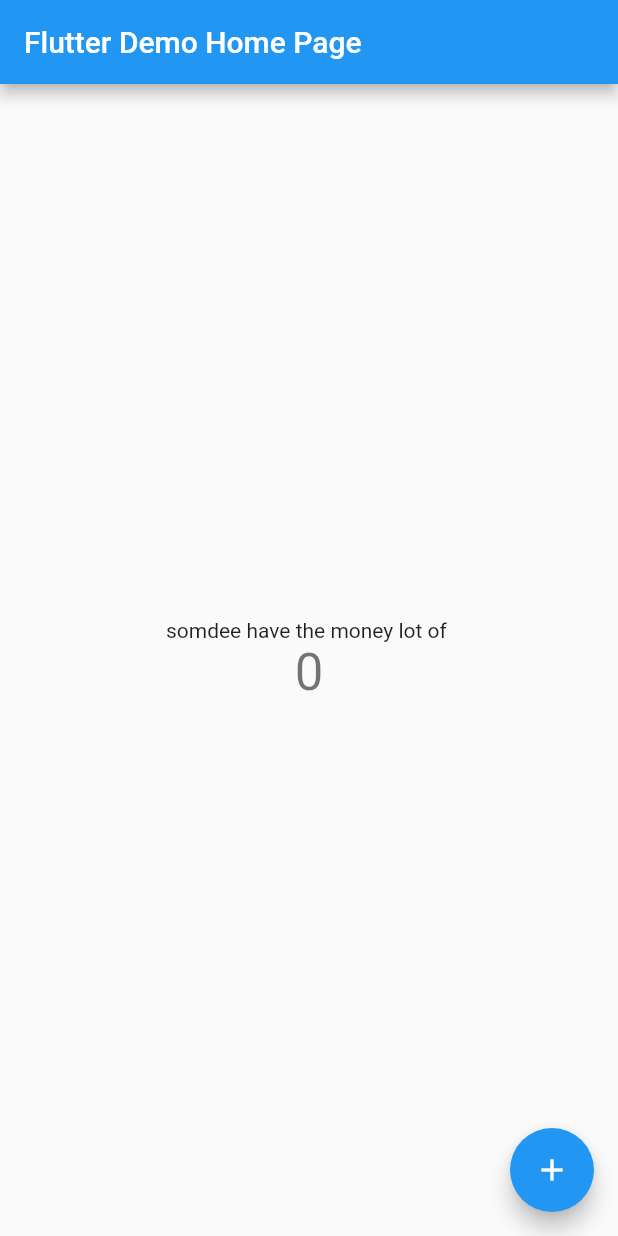
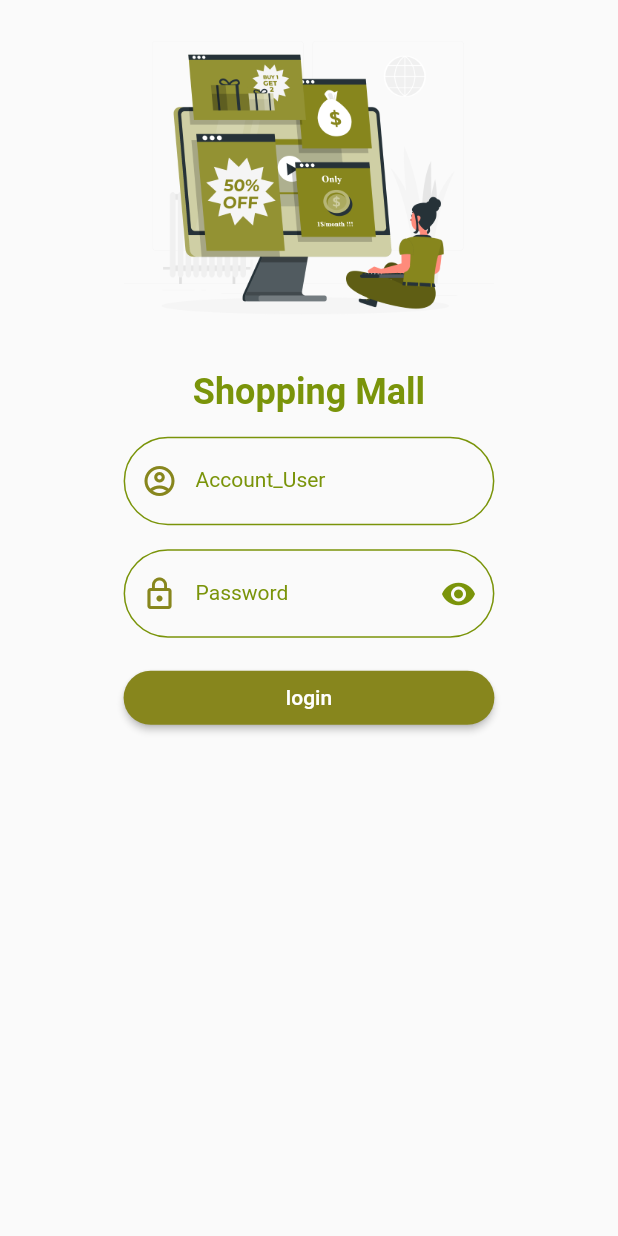
Before and after one commit to leeshoua9/shoppingmall, a Flutter app: the screen it shows after launch, on a phone screen of 412 x 824 dp. Run offline on Flutter 3.47's test engine with Material 2 defaults, Android fonts, the phone set to English and light mode, and no system bars.

Commit message:
design login

```diff
--- a/lib/main.dart
+++ b/lib/main.dart
@@ -1,101 +1,34 @@
 import 'package:flutter/material.dart';
+import 'package:flutter_application_1/states/authen.dart';
+import 'package:flutter_application_1/states/buyer_service.dart';
+import 'package:flutter_application_1/states/create_account.dart';
+import 'package:flutter_application_1/states/ridder_service.dart';
+import 'package:flutter_application_1/states/saler_service.dart';
+import 'package:flutter_application_1/utility/my_constant.dart';
+
+final Map<String, WidgetBuilder> map = {
+  '/authen': (BuildContext context) => Authen(),
+  '/createAccount': (BuildContext context) => CreateAccount(),
+  '/buyerService': (BuildContext context) => BuyerService(),
+  '/salerService': (BuildContext context) => SalerServcie(),
+  '/riderService': (BuildContext context) => RidderService(),
+};
+String? initlRoute;
 
 void main() {
-  runApp(const MyApp());
+  initlRoute = MyConstant.routeAuthen;
+  runApp(MyAdd());
 }
 
-class MyApp extends StatelessWidget {
-  const MyApp({Key? key}) : super(key: key);
+class MyAdd extends StatelessWidget {
+  const MyAdd({Key? key}) : super(key: key);
 
-  // This widget is the root of your application.
   @override
   Widget build(BuildContext context) {
     return MaterialApp(
-      title: 'Flutter Demo',
-      theme: ThemeData(
-        // This is the theme of your application.
-        //
-        // Try running your application with "flutter run". You'll see the
-        // application has a blue toolbar. Then, without quitting the app, try
-        // changing the primarySwatch below to Colors.green and then invoke
-        // "hot reload" (press "r" in the console where you ran "flutter run",
-        // or simply save your changes to "hot reload" in a Flutter IDE).
-        // Notice that the counter didn't reset back to zero; the application
-        // is not restarted.
-        primarySwatch: Colors.blue,
-      ),
-      home: const MyHomePage(title: 'Flutter Demo Home Page'),
+      title: MyConstant.appName,
+      routes: map,
+      initialRoute: initlRoute,
     );
   }
 }
-
-class MyHomePage extends StatefulWidget {
-  const MyHomePage({Key? key, required this.title}) : super(key: key);
-
-  final String title;
-
-  @override
-  State<MyHomePage> createState() => _MyHomePageState();
-}
-
-class _MyHomePageState extends State<MyHomePage> {
-  int _counter = 0;
-
-  void _incrementCounter() {
-    setState(() {
-      _counter++;
-    });
-  }
-
-  @override
-  Widget build(BuildContext context) {
-    // This method is rerun every time setState is called, for instance as done
-    // by the _incrementCounter method above.
-    //
-    // The Flutter framework has been optimized to make rerunning build methods
-    // fast, so that you can just rebuild anything that needs updating rather
-    // than having to individually change instances of widgets.
-    return Scaffold(
-      appBar: AppBar(
-        // Here we take the value from the MyHomePage object that was created by
-        // the App.build method, and use it to set our appbar title.
-        title: Text(widget.title),
-      ),
-      body: Center(
-        // Center is a layout widget. It takes a single child and positions it
-        // in the middle of the parent.
-        child: Column(
-          // Column is also a layout widget. It takes a list of children and
-          // arranges them vertically. By default, it sizes itself to fit its
-          // children horizontally, and tries to be as tall as its parent.
-          //
-          // Invoke "debug painting" (press "p" in the console, choose the
-          // "Toggle Debug Paint" action from the Flutter Inspector in Android
-          // Studio, or the "Toggle Debug Paint" command in Visual Studio Code)
-          // to see the wireframe for each widget.
-          //
-          // Column has various properties to control how it sizes itself and
-          // how it positions its children. Here we use mainAxisAlignment to
-          // center the children vertically; the main axis here is the vertical
-          // axis because Columns are vertical (the cross axis would be
-          // horizontal).
-          mainAxisAlignment: MainAxisAlignment.center,
-          children: <Widget>[
-            const Text(
-              'somdee have the money lot of ',
-            ),
-            Text(
-              '$_counter',
-              style: Theme.of(context).textTheme.headline4,
-            ),
-          ],
-        ),
-      ),
-      floatingActionButton: FloatingActionButton(
-        onPressed: _incrementCounter,
-        tooltip: 'Increment',
-        child: const Icon(Icons.add),
-      ), // This trailing comma makes auto-formatting nicer for build methods.
-    );
-  }
-}
--- /dev/null
+++ b/lib/states/authen.dart
@@ -0,0 +1,160 @@
+import 'package:flutter/material.dart';
+import 'package:flutter_application_1/utility/my_constant.dart';
+import 'package:flutter_application_1/widgets/show_images.dart';
+import 'package:flutter_application_1/widgets/show_title.dart';
+
+class Authen extends StatefulWidget {
+  const Authen({Key? key}) : super(key: key);
+
+  @override
+  _AuthenState createState() => _AuthenState();
+}
+
+class _AuthenState extends State<Authen> {
+  //code hide password
+  bool statusRedEye = true;
+  //end
+  @override
+  Widget build(BuildContext context) {
+    double size = MediaQuery.of(context).size.width;
+    return Scaffold(
+      body: SafeArea(
+        child: GestureDetector(
+          onTap: () => FocusScope.of(context).requestFocus(
+            FocusNode(),
+          ),
+          behavior: HitTestBehavior.opaque,
+          child: ListView(
+            children: [
+              buildImage(size),
+              buildAppName(),
+              buildUser(size),
+              buildPssword(size),
+              buildLogin(size),
+            ],
+          ),
+        ),
+      ),
+    );
+  }
+
+  Row buildLogin(double size) {
+    return Row(
+      mainAxisAlignment: MainAxisAlignment.center,
+      children: [
+        Container(
+          margin: EdgeInsets.symmetric(vertical: 16),
+          width: size * 0.6,
+          child: ElevatedButton(
+            style: MyConstant().myButtonStyle(),
+            onPressed: (() {}),
+            child: Text('login'),
+          ),
+        ),
+      ],
+    );
+  }
+
+  Row buildUser(double size) {
+    return Row(
+      mainAxisAlignment: MainAxisAlignment.center,
+      children: [
+        Container(
+          margin: EdgeInsets.only(top: 16),
+          width: size * 0.6,
+          child: TextFormField(
+            decoration: InputDecoration(
+              labelStyle: MyConstant().h3style(),
+              labelText: 'Account_User',
+              prefixIcon: Icon(
+                Icons.account_circle_outlined,
+                color: MyConstant.primary,
+              ),
+              enabledBorder: OutlineInputBorder(
+                borderSide: BorderSide(color: MyConstant.dark),
+                borderRadius: BorderRadius.circular(30),
+              ),
+              focusedBorder: OutlineInputBorder(
+                borderSide: BorderSide(color: MyConstant.light),
+                borderRadius: BorderRadius.circular(30),
+              ),
+            ),
+          ),
+        ),
+      ],
+    );
+  }
+
+  //password
+
+  Row buildPssword(double size) {
+    return Row(
+      mainAxisAlignment: MainAxisAlignment.center,
+      children: [
+        Container(
+          margin: EdgeInsets.only(top: 16),
+          width: size * 0.6,
+          child: TextFormField(
+            obscureText: statusRedEye,
+            decoration: InputDecoration(
+              suffixIcon: IconButton(
+                onPressed: () {
+                  setState(
+                    () {
+                      statusRedEye = !statusRedEye;
+                    },
+                  );
+                },
+                icon: statusRedEye
+                    ? Icon(
+                        Icons.remove_red_eye,
+                        color: MyConstant.dark,
+                      )
+                    : Icon(
+                        Icons.remove_red_eye_outlined,
+                        color: MyConstant.dark,
+                      ),
+              ),
+              labelStyle: MyConstant().h3style(),
+              labelText: 'Password',
+              prefixIcon: Icon(
+                Icons.lock_outline,
+                color: MyConstant.primary,
+              ),
+              enabledBorder: OutlineInputBorder(
+                borderSide: BorderSide(color: MyConstant.dark),
+                borderRadius: BorderRadius.circular(30),
+              ),
+              focusedBorder: OutlineInputBorder(
+                borderSide: BorderSide(color: MyConstant.light),
+                borderRadius: BorderRadius.circular(30),
+              ),
+            ),
+          ),
+        ),
+      ],
+    );
+  }
+  //end
+
+  Row buildAppName() {
+    return Row(
+      mainAxisAlignment: MainAxisAlignment.center,
+      children: [
+        showTitle(title: MyConstant.appName, textStyle: MyConstant().h1style())
+      ],
+    );
+  }
+
+  Row buildImage(double size) {
+    return Row(
+      mainAxisAlignment: MainAxisAlignment.center,
+      children: [
+        Container(
+          width: size * 0.6,
+          child: ShowImage(path: MyConstant.image4),
+        ),
+      ],
+    );
+  }
+}
--- /dev/null
+++ b/lib/states/buyer_service.dart
@@ -0,0 +1,15 @@
+import 'package:flutter/material.dart';
+
+class BuyerService extends StatefulWidget {
+  const BuyerService({Key? key}) : super(key: key);
+
+  @override
+  _BuyerServiceState createState() => _BuyerServiceState();
+}
+
+class _BuyerServiceState extends State<BuyerService> {
+  @override
+  Widget build(BuildContext context) {
+    return Scaffold();
+  }
+}
--- /dev/null
+++ b/lib/states/create_account.dart
@@ -0,0 +1,16 @@
+import 'package:flutter/material.dart';
+class CreateAccount extends StatefulWidget {
+  const CreateAccount({ Key? key }) : super(key: key);
+
+  @override
+  _CreateAccountState createState() => _CreateAccountState();
+}
+
+class _CreateAccountState extends State<CreateAccount> {
+  @override
+  Widget build(BuildContext context) {
+    return Scaffold(
+
+    );
+  }
+}
--- /dev/null
+++ b/lib/states/ridder_service.dart
@@ -0,0 +1,15 @@
+import 'package:flutter/material.dart';
+
+class RidderService extends StatefulWidget {
+  const RidderService({Key? key}) : super(key: key);
+
+  @override
+  _RidderServiceState createState() => _RidderServiceState();
+}
+
+class _RidderServiceState extends State<RidderService> {
+  @override
+  Widget build(BuildContext context) {
+    return Scaffold();
+  }
+}
--- /dev/null
+++ b/lib/states/saler_service.dart
@@ -0,0 +1,15 @@
+import 'package:flutter/material.dart';
+
+class SalerServcie extends StatefulWidget {
+  const SalerServcie({Key? key}) : super(key: key);
+
+  @override
+  _SalerServcieState createState() => _SalerServcieState();
+}
+
+class _SalerServcieState extends State<SalerServcie> {
+  @override
+  Widget build(BuildContext context) {
+    return Scaffold();
+  }
+}
--- /dev/null
+++ b/lib/utility/my_constant.dart
@@ -0,0 +1,45 @@
+import 'package:flutter/material.dart';
+
+class MyConstant {
+  // Genernal
+  static String appName = 'Shopping Mall';
+  // Route
+  static String routeAuthen = '/authen';
+  static String routeCreateAccount = '/createAccount';
+  static String routeBuyerService = '/buyerService';
+  static String routeSalerService = '/salerService';
+  static String routeRiderServiec = '/riderService';
+
+  //images
+  static String image1 = 'images/images1.png';
+  static String image2 = 'images/images2.png';
+  static String image3 = 'images/images3.png';
+  static String image4 = 'images/images4.png';
+  //color
+  static Color primary = Color(0xff87861d);
+  static Color dark = Color(0xff5759000);
+  static Color light = Color(0xffb9b64e);
+  //style
+  TextStyle h1style() => TextStyle(
+        fontSize: 24,
+        color: dark,
+        fontWeight: FontWeight.bold,
+      );
+  TextStyle h2style() => TextStyle(
+        fontSize: 18,
+        color: dark,
+        fontWeight: FontWeight.w700,
+      );
+  TextStyle h3style() => TextStyle(
+        fontSize: 14,
+        color: dark,
+        fontWeight: FontWeight.normal,
+      );
+
+  ButtonStyle myButtonStyle() => ElevatedButton.styleFrom(
+        primary: MyConstant.primary,
+        shape: RoundedRectangleBorder(
+          borderRadius: BorderRadius.circular(30),
+        ),
+      );
+}
--- /dev/null
+++ b/lib/widgets/show_images.dart
@@ -0,0 +1,11 @@
+import 'package:flutter/material.dart';
+
+class ShowImage extends StatelessWidget {
+  final String path;
+  const ShowImage({Key? key, required this.path}) : super(key: key);
+
+  @override
+  Widget build(BuildContext context) {
+    return Image.asset(path);
+  }
+}
--- /dev/null
+++ b/lib/widgets/show_title.dart
@@ -0,0 +1,16 @@
+import 'package:flutter/material.dart';
+
+class showTitle extends StatelessWidget {
+  final String title;
+  final TextStyle textStyle;
+  const showTitle({
+    Key? key,
+    required this.title,
+    required this.textStyle,
+  }) : super(key: key);
+
+  @override
+  Widget build(BuildContext context) {
+    return Text(title, style: textStyle);
+  }
+}
--- a/pubspec.yaml
+++ b/pubspec.yaml
@@ -58,8 +58,8 @@ flutter:
   uses-material-design: true
 
   # To add assets to your application, add an assets section, like this:
-  # assets:
-  #   - images/a_dot_burr.jpeg
+  assets:
+    - images/
   #   - images/a_dot_ham.jpeg
 
   # An image asset can refer to one or more resolution-specific "variants", see
```
Also changed, not shown: images/images1.png (added), images/images2.png (added), images/images3.png (added), images/images4.png (added).
